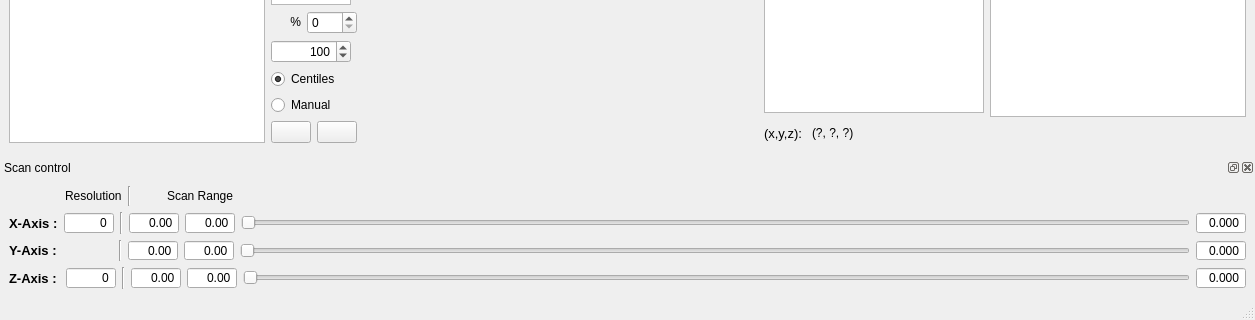
First picture: the form in gui/confocal/ui_confocalgui.ui, repository Ulm-IQO/qudi, before the edit; both pictures show x 0 to 1255 and y 628 to 948 of the 1255 by 948 pixel window.
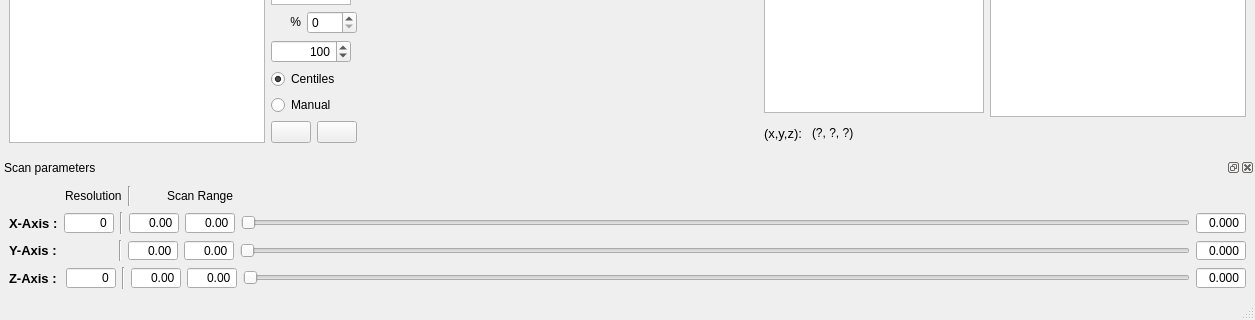
Second picture: the form after the edit. Icons and pictures are not drawn. Custom widgets are drawn as their Qt base class.

Commit message: Renamed scan control to scan parameters

```diff
--- a/gui/confocal/ui_confocalgui.ui
+++ b/gui/confocal/ui_confocalgui.ui
@@ -443,7 +443,7 @@
     </size>
    </property>
    <property name="windowTitle">
-    <string>Scan control</string>
+    <string>Scan parameters</string>
    </property>
    <attribute name="dockWidgetArea">
     <number>8</number>
```
Left out of the diff: 2 changed lines with no effect on the pictures.
